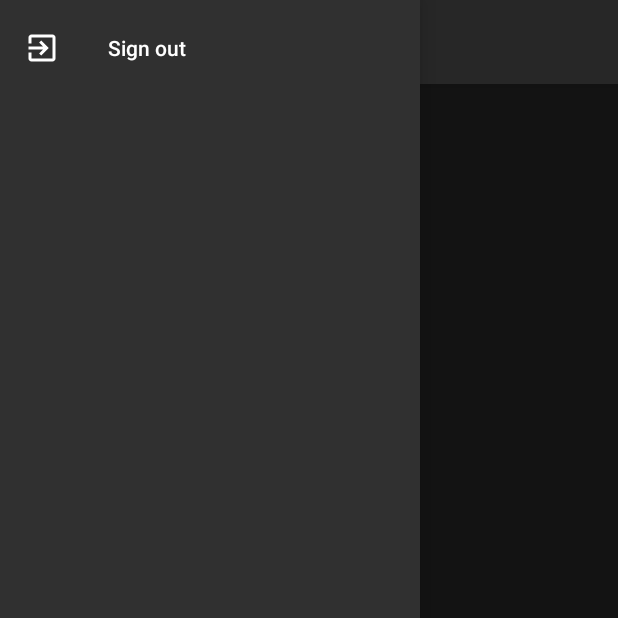
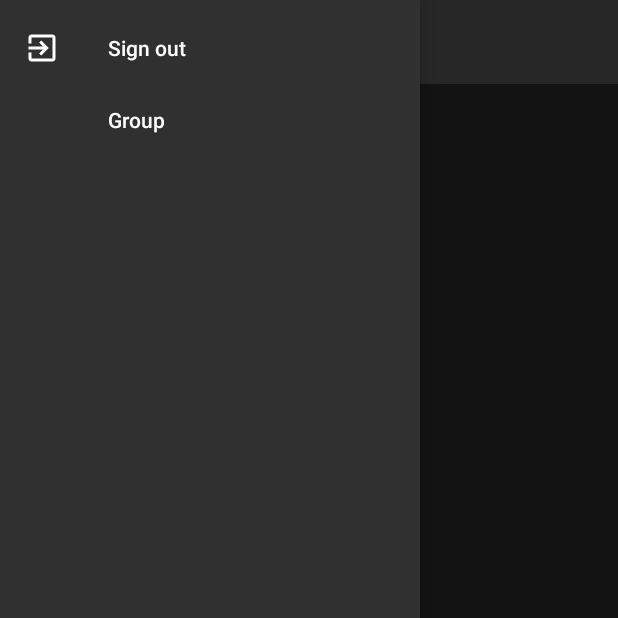
Before and after one commit to Tezkerek/dekont-android, an Android app: the MainActivity screen opened directly, with no data from a screen before it, with the side drawer open, on a phone screen of 412 x 824 dp, the top half of it. Run offline under Robolectric (Android 15) with nearby library versions, the phone set to English and light mode, and no system bars; our stand-ins replace Dagger/Hilt's generated code; libraries missing offline, so code that uses them is left out: org.jetbrains.anko, org.zakariya.stickyheaders; 8 statements that could not run were skipped.

Commit message:
WIP group join screen

```diff
--- a/app/src/main/java/ro/ande/dekont/di/FragmentModule.kt
+++ b/app/src/main/java/ro/ande/dekont/di/FragmentModule.kt
@@ -2,6 +2,7 @@ package ro.ande.dekont.di
 
 import dagger.Module
 import dagger.android.ContributesAndroidInjector
+import ro.ande.dekont.ui.GroupSettingsFragment
 import ro.ande.dekont.ui.TransactionDetailFragment
 import ro.ande.dekont.ui.TransactionEditorFragment
 import ro.ande.dekont.ui.TransactionListFragment
@@ -16,4 +17,7 @@ abstract class FragmentModule {
 
     @ContributesAndroidInjector
     abstract fun contributeTransactionDetailFragment(): TransactionDetailFragment
+
+    @ContributesAndroidInjector
+    abstract fun contributeGroupSettingsFragment(): GroupSettingsFragment
 }
--- a/app/src/main/java/ro/ande/dekont/di/ViewModelModule.kt
+++ b/app/src/main/java/ro/ande/dekont/di/ViewModelModule.kt
@@ -29,6 +29,10 @@ abstract class ViewModelModule {
     @ViewModelKey(TransactionDetailViewModel::class)
     internal abstract fun bindTransactionDetailViewModel(transactionDetailViewModel: TransactionDetailViewModel): ViewModel
 
+    @Binds @IntoMap
+    @ViewModelKey(GroupSettingsViewModel::class)
+    internal abstract fun bindGroupSettingsViewModel(groupSettingsViewModel: GroupSettingsViewModel): ViewModel
+
     @Binds
     internal abstract fun bindViewModelFactory(factory: ViewModelFactory): ViewModelProvider.Factory
 }
--- a/app/src/main/java/ro/ande/dekont/ui/GroupSettingsFragment.kt
+++ b/app/src/main/java/ro/ande/dekont/ui/GroupSettingsFragment.kt
@@ -43,7 +43,7 @@ class GroupSettingsFragment : Fragment(), Injectable {
             }
 
         })
-        groupSettingsViewModel.loadCurrentGroup()
+        groupSettingsViewModel.loadCurrentUser()
     }
 
     private fun showOutsideGroupControls() {
@@ -53,4 +53,8 @@ class GroupSettingsFragment : Fragment(), Injectable {
     private fun setupButtonActions() {
         this.join_group_button.setOnClickListener {  }
     }
+
+    private fun showInviteCodeInputDialog() {
+
+    }
 }
--- a/app/src/main/res/layout/fragment_group_settings.xml
+++ b/app/src/main/res/layout/fragment_group_settings.xml
@@ -3,12 +3,14 @@
     android:id="@+id/group_settings_view"
     android:layout_width="match_parent"
     android:layout_height="match_parent"
-    android:orientation="vertical">
+    android:orientation="vertical"
+    android:background="@color/colorBackground">
 
     <LinearLayout
         android:layout_width="match_parent"
         android:layout_height="wrap_content"
-        android:id="@+id/outside_group_controls">
+        android:id="@+id/outside_group_controls"
+        android:visibility="gone">
 
         <Button
             android:layout_width="match_parent"
--- a/app/src/main/res/menu/drawer_main.xml
+++ b/app/src/main/res/menu/drawer_main.xml
@@ -6,5 +6,9 @@
             android:icon="@drawable/ic_sign_out_white_48"
             android:title="@string/action_sign_out"
             android:checkable="false" />
+        <item
+            android:id="@+id/nav_group"
+            android:title="@string/nav_item_group"
+            android:checkable="false" />
     </group>
 </menu>
--- a/app/src/main/res/values/strings.xml
+++ b/app/src/main/res/values/strings.xml
@@ -63,4 +63,5 @@
     <string name="message_registration_successful">Account created! Signing you in...</string>
     <string name="action_join_group">Join a group</string>
     <string name="action_create_group">Create a group</string>
+    <string name="nav_item_group">Group</string>
 </resources>
```
Also changed, not shown: app/src/main/java/ro/ande/dekont/ui/MainActivity.kt (+12 -6 lines).
